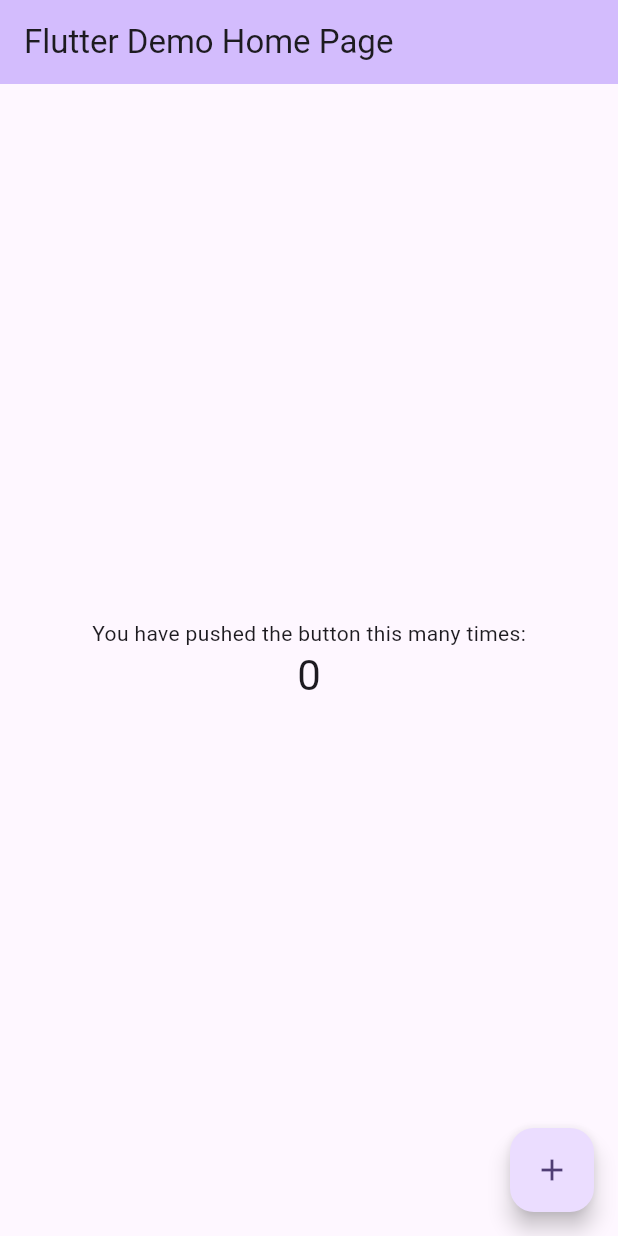
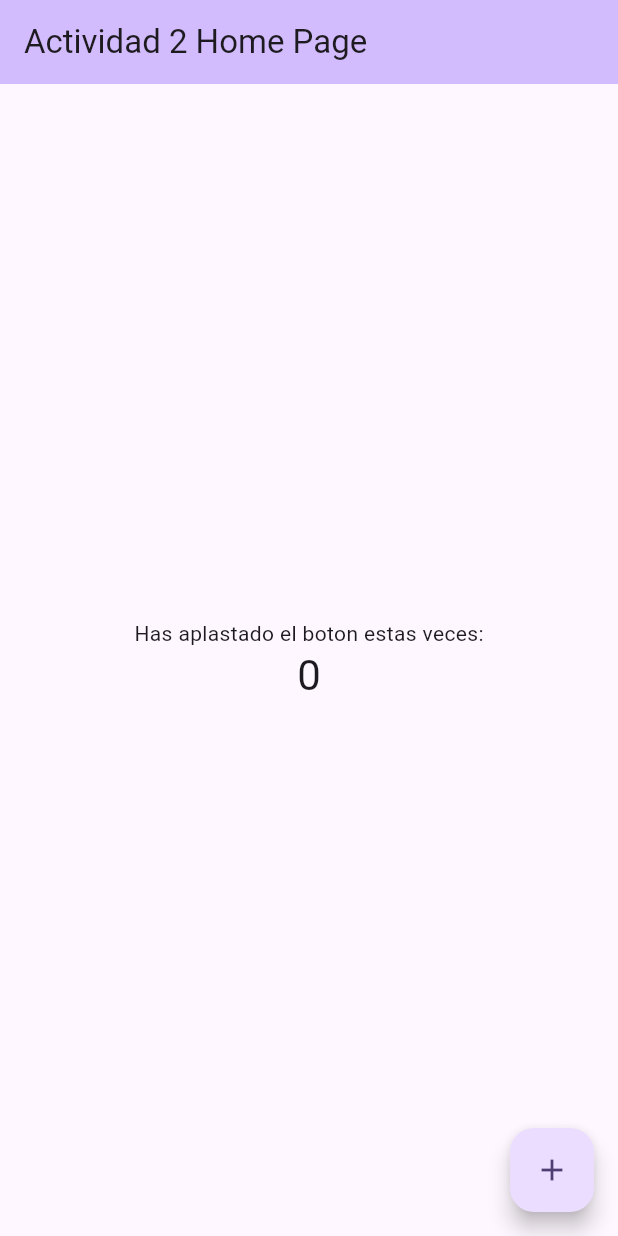
Before and after one commit to Aparevalo/Actividad2.Gestion_de_la_Practica_y_Experimentacion, a Flutter app: the screen it shows after launch, on a phone screen of 412 x 824 dp. Run offline on Flutter 3.47's test engine with Material 3 defaults, Android fonts, the phone set to English and light mode, and no system bars.

Commit message:
modificacion main

```diff
--- a/actividad2/lib/main.dart
+++ b/actividad2/lib/main.dart
@@ -11,7 +11,7 @@ class MyApp extends StatelessWidget {
   @override
   Widget build(BuildContext context) {
     return MaterialApp(
-      title: 'Flutter Demo',
+      title: 'Actividad 2',
       theme: ThemeData(
         // This is the theme of your application.
         //
@@ -31,7 +31,7 @@ class MyApp extends StatelessWidget {
         colorScheme: ColorScheme.fromSeed(seedColor: Colors.deepPurple),
         useMaterial3: true,
       ),
-      home: const MyHomePage(title: 'Flutter Demo Home Page'),
+      home: const MyHomePage(title: 'Actividad 2 Home Page'),
     );
   }
 }
@@ -106,7 +106,7 @@ class _MyHomePageState extends State<MyHomePage> {
           mainAxisAlignment: MainAxisAlignment.center,
           children: <Widget>[
             const Text(
-              'You have pushed the button this many times:',
+              'Has aplastado el boton estas veces:',
             ),
             Text(
               '$_counter',
```
